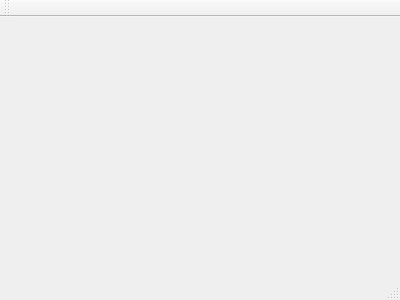
Qt form mainwindow.ui (VictorCarlquist/HelpMeNow) before a commit.
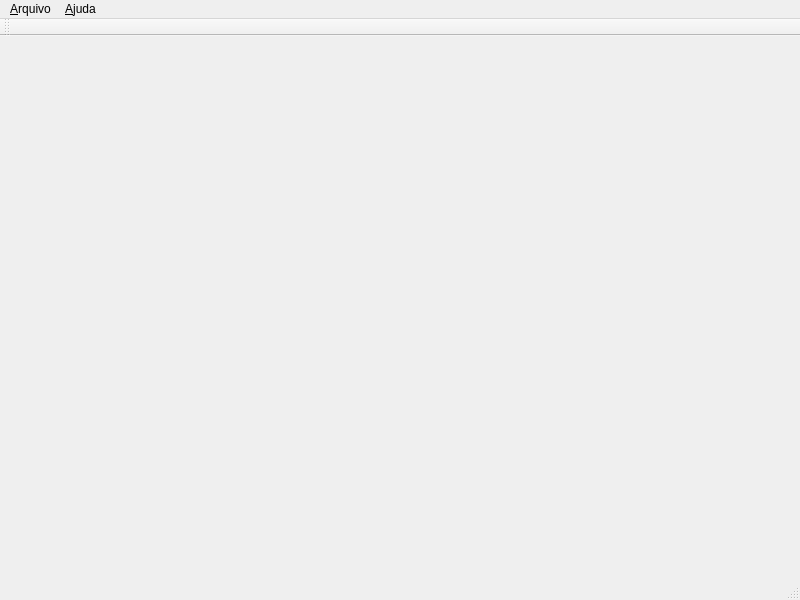
The same form after that commit.

```diff
--- a/mainwindow.ui
+++ b/mainwindow.ui
@@ -1,24 +1,66 @@
 <ui version="4.0">
  <class>MainWindow</class>
- <widget class="QMainWindow" name="MainWindow" >
-  <property name="geometry" >
+ <widget class="QMainWindow" name="MainWindow">
+  <property name="geometry">
    <rect>
     <x>0</x>
     <y>0</y>
-    <width>400</width>
-    <height>300</height>
+    <width>800</width>
+    <height>600</height>
    </rect>
   </property>
   <property name="windowTitle" >
    <string>MainWindow</string>
   </property>
-  <widget class="QMenuBar" name="menuBar" />
-  <widget class="QToolBar" name="mainToolBar" />
-  <widget class="QWidget" name="centralWidget" />
-  <widget class="QStatusBar" name="statusBar" />
+  <widget class="QWidget" name="centralWidget"/>
+  <widget class="QMenuBar" name="menuBar">
+   <property name="geometry">
+    <rect>
+     <x>0</x>
+     <y>0</y>
+     <width>800</width>
+     <height>27</height>
+    </rect>
+   </property>
+   <widget class="QMenu" name="menu_Arquivo">
+    <property name="title">
+     <string>&amp;Arquivo</string>
+    </property>
+    <addaction name="action_Sair"/>
+   </widget>
+   <widget class="QMenu" name="menu_Ajuda">
+    <property name="title">
+     <string>&amp;Ajuda</string>
+    </property>
+    <addaction name="action_Sobre"/>
+   </widget>
+   <addaction name="menu_Arquivo"/>
+   <addaction name="menu_Ajuda"/>
+  </widget>
+  <widget class="QToolBar" name="mainToolBar">
+   <attribute name="toolBarArea">
+    <enum>TopToolBarArea</enum>
+   </attribute>
+   <attribute name="toolBarBreak">
+    <bool>false</bool>
+   </attribute>
+  </widget>
+  <widget class="QStatusBar" name="statusBar"/>
+  <action name="action_Sair">
+   <property name="text">
+    <string>&amp;Sair</string>
+   </property>
+   <property name="shortcut">
+    <string>Ctrl+Q</string>
+   </property>
+  </action>
+  <action name="action_Sobre">
+   <property name="text">
+    <string>&amp;Sobre...</string>
+   </property>
+  </action>
  </widget>
- <layoutDefault spacing="6" margin="11" />
- <pixmapfunction></pixmapfunction>
+ <layoutdefault spacing="6" margin="11"/>
  <resources/>
  <connections/>
 </ui>
```
Left out of the diff: 24 changed lines with no effect on the pictures.
